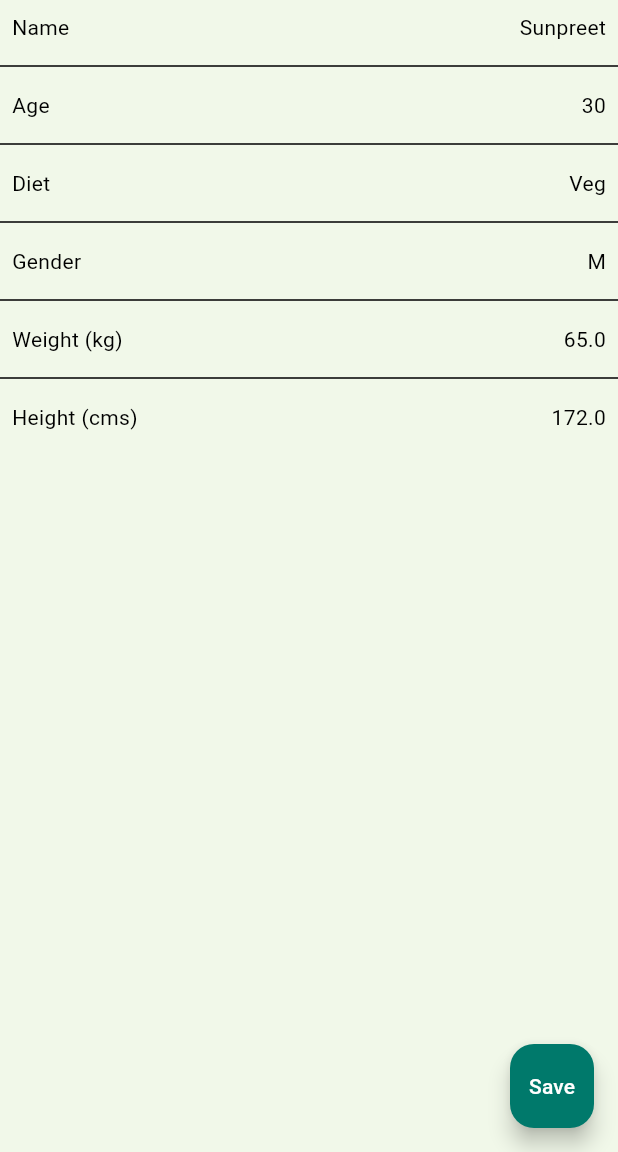
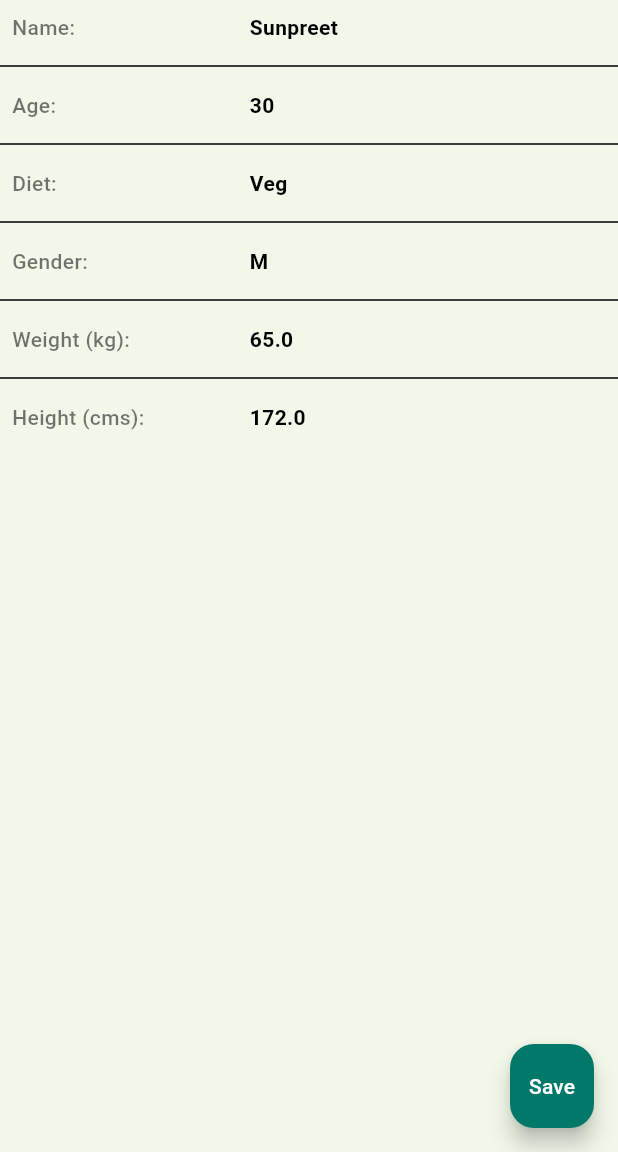
Before and after one commit to StuckNot/snack_track_app, a Flutter app: the screen it shows after launch, after a tap on "Save", on a phone screen of 412 x 824 dp, the part 84-1236 px from its top. Run offline on Flutter 3.47's test engine with Material 3 defaults, Android fonts, the phone set to English and light mode, and no system bars; our stand-ins replace bloc, equatable, flutter_bloc, get_it, shared_preferences; generated files the repository leaves out were written again.

Commit message:
ui: profile tile

```diff
--- a/lib/profile/widgets/profile_tile.dart
+++ b/lib/profile/widgets/profile_tile.dart
@@ -10,10 +10,24 @@ class ProfileTile extends StatelessWidget {
     return Padding(
       padding: const EdgeInsets.all(8),
       child: Row(
-        mainAxisAlignment: MainAxisAlignment.spaceBetween,
         children: [
-          Text(title),
-          Text(value),
+          Expanded(
+            flex: 2,
+            child: Text(
+              '$title:',
+              style: const TextStyle(
+                fontWeight: FontWeight.w500,
+                color: Colors.black54,
+              ),
+            ),
+          ),
+          Expanded(
+            flex: 3,
+            child: Text(
+              value,
+              style: const TextStyle(fontWeight: FontWeight.w600),
+            ),
+          ),
         ],
       ),
     );
```
